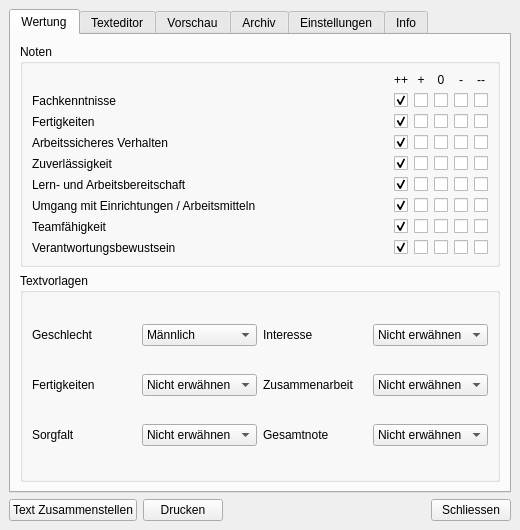
First picture: the form in mainwindow.ui, repository str4el/grading, before the edit.
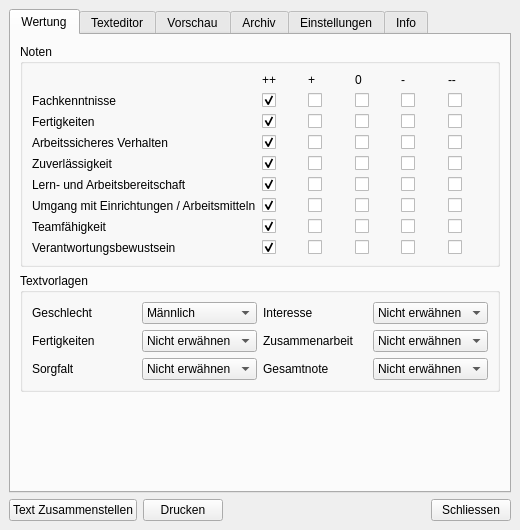
Second picture: the form after the edit. Custom widgets are drawn as their Qt base class.

Commit message: Layout anpassungen funktionieren soweit

What changed in the file:
```diff
--- a/mainwindow.ui
+++ b/mainwindow.ui
@@ -18,8 +18,8 @@
   </property>
   <property name="maximumSize">
    <size>
-    <width>600</width>
-    <height>600</height>
+    <width>800</width>
+    <height>1000</height>
    </size>
   </property>
   <property name="windowTitle">
@@ -52,7 +52,7 @@
               <string>++</string>
              </property>
              <property name="alignment">
-              <set>Qt::AlignCenter</set>
+              <set>Qt::AlignLeading|Qt::AlignLeft|Qt::AlignVCenter</set>
              </property>
             </widget>
            </item>
@@ -62,7 +62,7 @@
               <string>+</string>
              </property>
              <property name="alignment">
-              <set>Qt::AlignCenter</set>
+              <set>Qt::AlignLeading|Qt::AlignLeft|Qt::AlignVCenter</set>
              </property>
             </widget>
            </item>
@@ -72,7 +72,7 @@
               <string>0</string>
              </property>
              <property name="alignment">
-              <set>Qt::AlignCenter</set>
+              <set>Qt::AlignLeading|Qt::AlignLeft|Qt::AlignVCenter</set>
              </property>
             </widget>
            </item>
@@ -82,7 +82,7 @@
               <string>-</string>
              </property>
              <property name="alignment">
-              <set>Qt::AlignCenter</set>
+              <set>Qt::AlignLeading|Qt::AlignLeft|Qt::AlignVCenter</set>
              </property>
             </widget>
            </item>
@@ -92,14 +92,14 @@
               <string>--</string>
              </property>
              <property name="alignment">
-              <set>Qt::AlignCenter</set>
+              <set>Qt::AlignLeading|Qt::AlignLeft|Qt::AlignVCenter</set>
              </property>
             </widget>
            </item>
            <item row="1" column="0">
             <widget class="QLabel" name="label6">
              <property name="sizePolicy">
-              <sizepolicy hsizetype="Expanding" vsizetype="Preferred">
+              <sizepolicy hsizetype="Preferred" vsizetype="Preferred">
                <horstretch>0</horstretch>
                <verstretch>0</verstretch>
               </sizepolicy>
@@ -115,7 +115,7 @@
            <item row="2" column="0">
             <widget class="QLabel" name="label7">
              <property name="sizePolicy">
-              <sizepolicy hsizetype="Expanding" vsizetype="Preferred">
+              <sizepolicy hsizetype="Preferred" vsizetype="Preferred">
                <horstretch>0</horstretch>
                <verstretch>0</verstretch>
               </sizepolicy>
@@ -131,7 +131,7 @@
            <item row="3" column="0">
             <widget class="QLabel" name="label8">
              <property name="sizePolicy">
-              <sizepolicy hsizetype="Expanding" vsizetype="Preferred">
+              <sizepolicy hsizetype="Preferred" vsizetype="Preferred">
                <horstretch>0</horstretch>
                <verstretch>0</verstretch>
               </sizepolicy>
@@ -147,7 +147,7 @@
            <item row="4" column="0">
             <widget class="QLabel" name="label9">
              <property name="sizePolicy">
-              <sizepolicy hsizetype="Expanding" vsizetype="Preferred">
+              <sizepolicy hsizetype="Preferred" vsizetype="Preferred">
                <horstretch>0</horstretch>
                <verstretch>0</verstretch>
               </sizepolicy>
@@ -163,7 +163,7 @@
            <item row="5" column="0">
             <widget class="QLabel" name="label10">
              <property name="sizePolicy">
-              <sizepolicy hsizetype="Expanding" vsizetype="Preferred">
+              <sizepolicy hsizetype="Preferred" vsizetype="Preferred">
                <horstretch>0</horstretch>
                <verstretch>0</verstretch>
               </sizepolicy>
@@ -179,7 +179,7 @@
            <item row="6" column="0">
             <widget class="QLabel" name="label11">
              <property name="sizePolicy">
-              <sizepolicy hsizetype="Expanding" vsizetype="Preferred">
+              <sizepolicy hsizetype="Preferred" vsizetype="Preferred">
                <horstretch>0</horstretch>
                <verstretch>0</verstretch>
               </sizepolicy>
@@ -195,7 +195,7 @@
            <item row="7" column="0">
             <widget class="QLabel" name="label12">
              <property name="sizePolicy">
-              <sizepolicy hsizetype="Expanding" vsizetype="Preferred">
+              <sizepolicy hsizetype="Preferred" vsizetype="Preferred">
                <horstretch>0</horstretch>
                <verstretch>0</verstretch>
               </sizepolicy>
@@ -211,7 +211,7 @@
            <item row="8" column="0">
             <widget class="QLabel" name="label13">
              <property name="sizePolicy">
-              <sizepolicy hsizetype="Expanding" vsizetype="Preferred">
+              <sizepolicy hsizetype="Preferred" vsizetype="Preferred">
                <horstretch>0</horstretch>
                <verstretch>0</verstretch>
               </sizepolicy>
@@ -879,6 +879,19 @@
           </layout>
          </widget>
         </item>
+        <item>
+         <spacer name="verticalSpacer_3">
+          <property name="orientation">
+           <enum>Qt::Vertical</enum>
+          </property>
+          <property name="sizeHint" stdset="0">
+           <size>
+            <width>20</width>
+            <height>40</height>
+           </size>
+          </property>
+         </spacer>
+        </item>
        </layout>
       </widget>
       <widget class="QWidget" name="editTab">
```
The commit also changes 3 other files.
